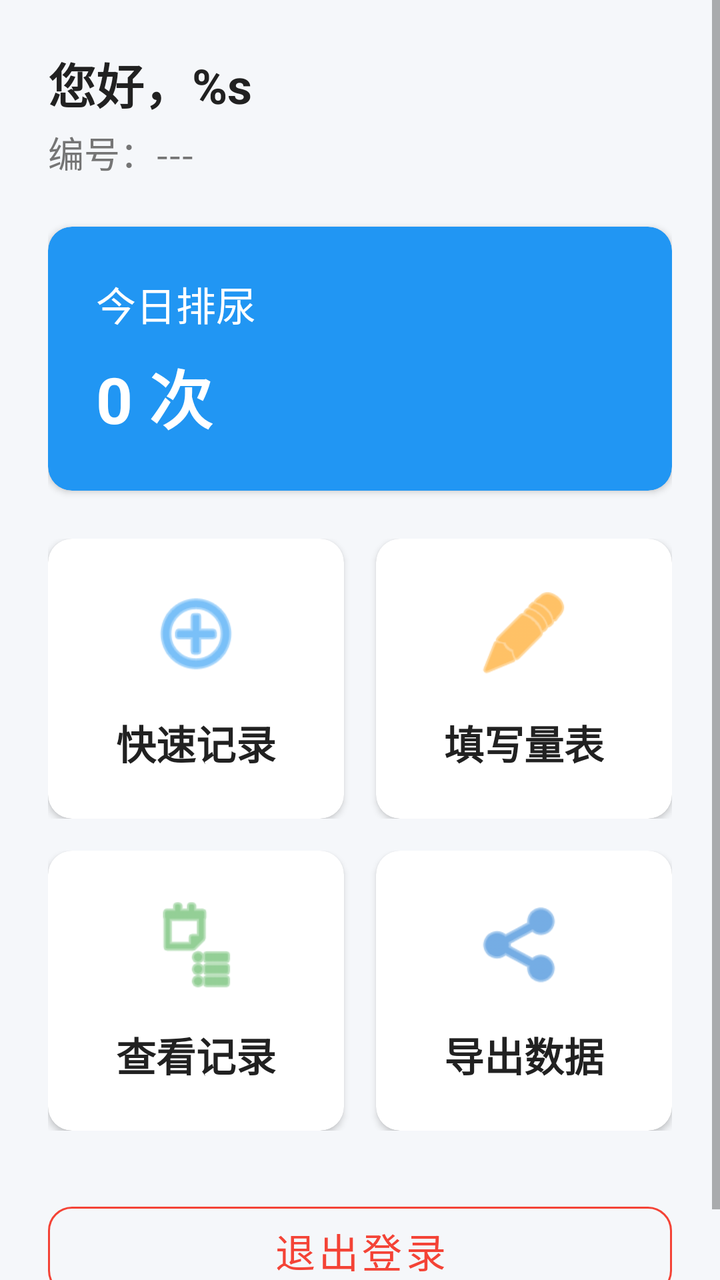
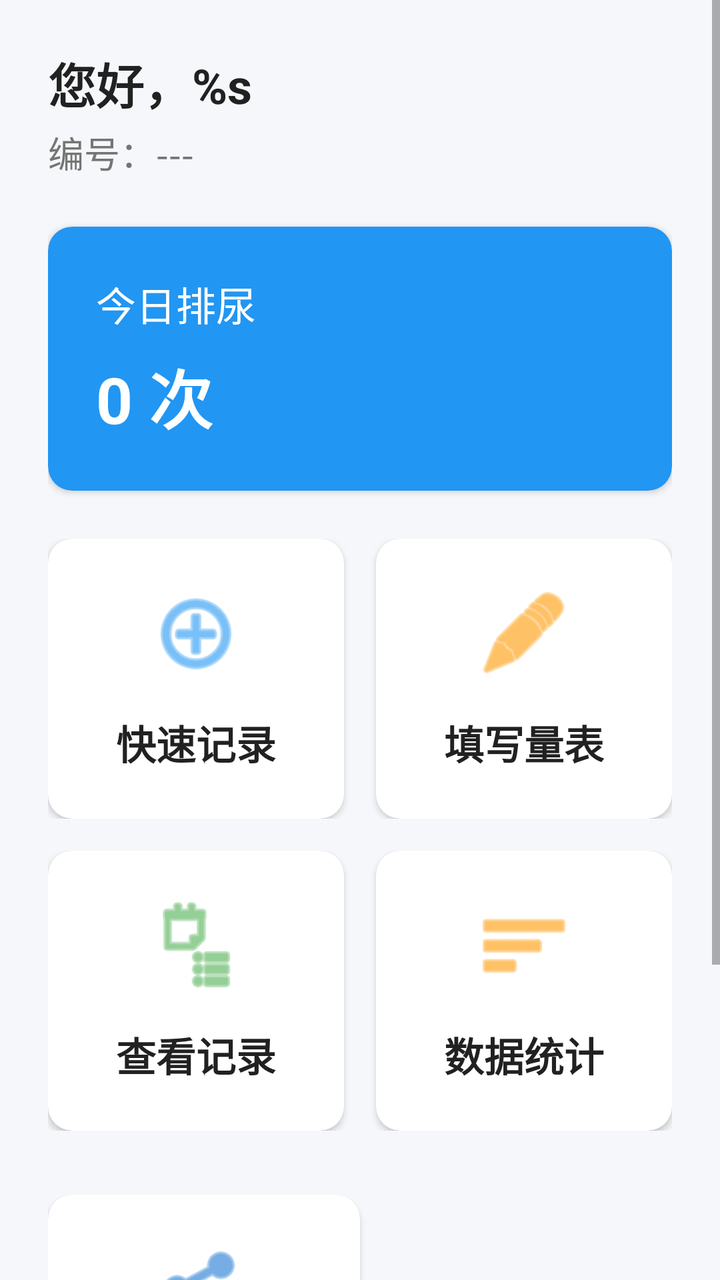

Compare the two renders of this Android layout. The source of the first and the diff that turns it into the second are given below.
<!-- AndroidManifest.xml: application theme Theme.ProstateRehab -->
<!-- res/layout/activity_main.xml -->
<?xml version="1.0" encoding="utf-8"?>
<ScrollView xmlns:android="http://schemas.android.com/apk/res/android"
    xmlns:app="http://schemas.android.com/apk/res-auto"
    android:layout_width="match_parent"
    android:layout_height="match_parent"
    android:background="@color/background">

    <LinearLayout
        android:layout_width="match_parent"
        android:layout_height="wrap_content"
        android:orientation="vertical"
        android:padding="@dimen/spacing_large">

        
        <LinearLayout
            android:layout_width="match_parent"
            android:layout_height="wrap_content"
            android:orientation="horizontal"
            android:gravity="center_vertical"
            android:layout_marginBottom="@dimen/spacing_large">

            <LinearLayout
                android:layout_width="0dp"
                android:layout_height="wrap_content"
                android:layout_weight="1"
                android:orientation="vertical">

                <TextView
                    android:id="@+id/tv_welcome"
                    android:layout_width="wrap_content"
                    android:layout_height="wrap_content"
                    android:text="@string/welcome"
                    android:textSize="@dimen/text_size_xlarge"
                    android:textColor="@color/text_primary"
                    android:textStyle="bold" />

                <TextView
                    android:id="@+id/tv_patient_number"
                    android:layout_width="wrap_content"
                    android:layout_height="wrap_content"
                    android:text="编号：---"
                    android:textSize="@dimen/text_size_normal"
                    android:textColor="@color/text_secondary"
                    android:layout_marginTop="@dimen/spacing_xsmall" />
            </LinearLayout>
        </LinearLayout>

        
        <androidx.cardview.widget.CardView
            style="@style/AppCard"
            android:layout_width="match_parent"
            android:layout_height="wrap_content"
            android:layout_marginBottom="@dimen/spacing_large"
            app:cardBackgroundColor="@color/primary">

            <LinearLayout
                android:layout_width="match_parent"
                android:layout_height="wrap_content"
                android:orientation="vertical"
                android:padding="@dimen/spacing_large">

                <TextView
                    android:layout_width="wrap_content"
                    android:layout_height="wrap_content"
                    android:text="@string/today_record"
                    android:textSize="@dimen/text_size_large"
                    android:textColor="@color/text_white" />

                <TextView
                    android:id="@+id/tv_today_count"
                    android:layout_width="wrap_content"
                    android:layout_height="wrap_content"
                    android:text="0 次"
                    android:textSize="@dimen/text_size_title"
                    android:textColor="@color/text_white"
                    android:textStyle="bold"
                    android:layout_marginTop="@dimen/spacing_small" />
            </LinearLayout>
        </androidx.cardview.widget.CardView>

        
        <LinearLayout
            android:layout_width="match_parent"
            android:layout_height="wrap_content"
            android:orientation="horizontal"
            android:layout_marginBottom="@dimen/spacing_normal">

            
            <androidx.cardview.widget.CardView
                android:id="@+id/card_quick_record"
                style="@style/AppCard"
                android:layout_width="0dp"
                android:layout_height="140dp"
                android:layout_weight="1"
                android:layout_marginEnd="@dimen/spacing_normal"
                android:clickable="true"
                android:focusable="true"
                android:foreground="?android:attr/selectableItemBackground">

                <LinearLayout
                    android:layout_width="match_parent"
                    android:layout_height="match_parent"
                    android:orientation="vertical"
                    android:gravity="center"
                    android:padding="@dimen/spacing_normal">

                    <ImageView
                        android:layout_width="@dimen/icon_size_xlarge"
                        android:layout_height="@dimen/icon_size_xlarge"
                        android:src="@android:drawable/ic_menu_add"
                        app:tint="@color/primary"
                        android:contentDescription="记录" />

                    <TextView
                        android:layout_width="wrap_content"
                        android:layout_height="wrap_content"
                        android:text="@string/quick_record"
                        android:textSize="@dimen/text_size_large"
                        android:textColor="@color/text_primary"
                        android:textStyle="bold"
                        android:layout_marginTop="@dimen/spacing_normal" />
                </LinearLayout>
            </androidx.cardview.widget.CardView>

            
            <androidx.cardview.widget.CardView
                android:id="@+id/card_survey"
                style="@style/AppCard"
                android:layout_width="0dp"
                android:layout_height="140dp"
                android:layout_weight="1"
                android:clickable="true"
                android:focusable="true"
                android:foreground="?android:attr/selectableItemBackground">

                <LinearLayout
                    android:layout_width="match_parent"
                    android:layout_height="match_parent"
                    android:orientation="vertical"
                    android:gravity="center"
                    android:padding="@dimen/spacing_normal">

                    <ImageView
                        android:layout_width="@dimen/icon_size_xlarge"
                        android:layout_height="@dimen/icon_size_xlarge"
                        android:src="@android:drawable/ic_menu_edit"
                        app:tint="@color/accent"
                        android:contentDescription="量表" />

                    <TextView
                        android:layout_width="wrap_content"
                        android:layout_height="wrap_content"
                        android:text="@string/fill_survey"
                        android:textSize="@dimen/text_size_large"
                        android:textColor="@color/text_primary"
                        android:textStyle="bold"
                        android:layout_marginTop="@dimen/spacing_normal" />
                </LinearLayout>
            </androidx.cardview.widget.CardView>
        </LinearLayout>

        <LinearLayout
            android:layout_width="match_parent"
            android:layout_height="wrap_content"
            android:orientation="horizontal"
            android:layout_marginBottom="@dimen/spacing_xlarge">

            
            <androidx.cardview.widget.CardView
                android:id="@+id/card_history"
                style="@style/AppCard"
                android:layout_width="0dp"
                android:layout_height="140dp"
                android:layout_weight="1"
                android:layout_marginEnd="@dimen/spacing_normal"
                android:clickable="true"
                android:focusable="true"
                android:foreground="?android:attr/selectableItemBackground">

                <LinearLayout
                    android:layout_width="match_parent"
                    android:layout_height="match_parent"
                    android:orientation="vertical"
                    android:gravity="center"
                    android:padding="@dimen/spacing_normal">

                    <ImageView
                        android:layout_width="@dimen/icon_size_xlarge"
                        android:layout_height="@dimen/icon_size_xlarge"
                        android:src="@android:drawable/ic_menu_agenda"
                        app:tint="@color/success"
                        android:contentDescription="历史" />

                    <TextView
                        android:layout_width="wrap_content"
                        android:layout_height="wrap_content"
                        android:text="@string/view_history"
                        android:textSize="@dimen/text_size_large"
                        android:textColor="@color/text_primary"
                        android:textStyle="bold"
                        android:layout_marginTop="@dimen/spacing_normal" />
                </LinearLayout>
            </androidx.cardview.widget.CardView>

            
            <androidx.cardview.widget.CardView
                android:id="@+id/card_export"
                style="@style/AppCard"
                android:layout_width="0dp"
                android:layout_height="140dp"
                android:layout_weight="1"
                android:clickable="true"
                android:focusable="true"
                android:foreground="?android:attr/selectableItemBackground">

                <LinearLayout
                    android:layout_width="match_parent"
                    android:layout_height="match_parent"
                    android:orientation="vertical"
                    android:gravity="center"
                    android:padding="@dimen/spacing_normal">

                    <ImageView
                        android:layout_width="@dimen/icon_size_xlarge"
                        android:layout_height="@dimen/icon_size_xlarge"
                        android:src="@android:drawable/ic_menu_share"
                        app:tint="@color/primary_dark"
                        android:contentDescription="导出" />

                    <TextView
                        android:layout_width="wrap_content"
                        android:layout_height="wrap_content"
                        android:text="@string/export_data"
                        android:textSize="@dimen/text_size_large"
                        android:textColor="@color/text_primary"
                        android:textStyle="bold"
                        android:layout_marginTop="@dimen/spacing_normal" />
                </LinearLayout>
            </androidx.cardview.widget.CardView>
        </LinearLayout>

        
        <com.google.android.material.button.MaterialButton
            android:id="@+id/btn_logout"
            style="@style/AppButton.Outlined"
            android:layout_width="match_parent"
            android:layout_height="wrap_content"
            android:text="@string/logout"
            android:textColor="@color/error"
            app:strokeColor="@color/error" />
    </LinearLayout>
</ScrollView>
<!-- resources referenced by this layout -->
<resources>
  <color name="accent">#FF9800</color>
  <color name="background">#F5F7FA</color>
  <color name="error">#F44336</color>
  <color name="primary">#2196F3</color>
  <color name="primary_dark">#1976D2</color>
  <color name="success">#4CAF50</color>
  <color name="text_primary">#212121</color>
  <color name="text_secondary">#757575</color>
  <color name="text_white">#FFFFFF</color>
  <dimen name="icon_size_xlarge">48dp</dimen>
  <dimen name="spacing_large">24dp</dimen>
  <dimen name="spacing_normal">16dp</dimen>
  <dimen name="spacing_small">8dp</dimen>
  <dimen name="spacing_xlarge">32dp</dimen>
  <dimen name="spacing_xsmall">4dp</dimen>
  <dimen name="text_size_large">20sp</dimen>
  <dimen name="text_size_normal">18sp</dimen>
  <dimen name="text_size_title">32sp</dimen>
  <dimen name="text_size_xlarge">24sp</dimen>
  <string name="export_data">导出数据</string>
  <string name="fill_survey">填写量表</string>
  <string name="logout">退出登录</string>
  <string name="quick_record">快速记录</string>
  <string name="today_record">今日排尿</string>
  <string name="view_history">查看记录</string>
  <string name="welcome">您好，%s</string>
  <style name="AppButton.Outlined" parent="Widget.MaterialComponents.Button.OutlinedButton">
          <item name="android:textSize">20sp</item>
          <item name="android:minHeight">56dp</item>
          <item name="cornerRadius">12dp</item>
      </style>
  <style name="AppCard" parent="Widget.MaterialComponents.CardView">
          <item name="cardCornerRadius">12dp</item>
          <item name="cardElevation">2dp</item>
          <item name="cardBackgroundColor">@color/white</item>
      </style>
  <style name="Theme.ProstateRehab" parent="Theme.MaterialComponents.Light.NoActionBar">
          <item name="colorPrimary">@color/primary</item>
          <item name="colorPrimaryDark">@color/primary_dark</item>
          <item name="colorAccent">@color/accent</item>
          <item name="android:windowBackground">@color/background</item>
          <item name="android:textColor">@color/text_primary</item>
          <item name="android:textSize">18sp</item>
          <item name="buttonStyle">@style/AppButton</item>
          <item name="materialButtonStyle">@style/AppMaterialButton</item>
      </style>
  <color name="white">#FFFFFF</color>
  <style name="AppButton" parent="Widget.AppCompat.Button">
          <item name="android:textSize">20sp</item>
          <item name="android:minHeight">56dp</item>
          <item name="android:paddingLeft">24dp</item>
          <item name="android:paddingRight">24dp</item>
      </style>
  <style name="AppMaterialButton" parent="Widget.MaterialComponents.Button">
          <item name="android:textSize">20sp</item>
          <item name="android:minHeight">56dp</item>
          <item name="cornerRadius">12dp</item>
      </style>
</resources>

<!-- the commit's change to res/layout/activity_main.xml (unified diff, before → after) -->
@@ -204,6 +204,49 @@
 
             
             <androidx.cardview.widget.CardView
+                android:id="@+id/card_chart"
+                style="@style/AppCard"
+                android:layout_width="0dp"
+                android:layout_height="140dp"
+                android:layout_weight="1"
+                android:clickable="true"
+                android:focusable="true"
+                android:foreground="?android:attr/selectableItemBackground">
+
+                <LinearLayout
+                    android:layout_width="match_parent"
+                    android:layout_height="match_parent"
+                    android:orientation="vertical"
+                    android:gravity="center"
+                    android:padding="@dimen/spacing_normal">
+
+                    <ImageView
+                        android:layout_width="@dimen/icon_size_xlarge"
+                        android:layout_height="@dimen/icon_size_xlarge"
+                        android:src="@android:drawable/ic_menu_sort_by_size"
+                        app:tint="@color/accent"
+                        android:contentDescription="统计" />
+
+                    <TextView
+                        android:layout_width="wrap_content"
+                        android:layout_height="wrap_content"
+                        android:text="@string/chart_title"
+                        android:textSize="@dimen/text_size_large"
+                        android:textColor="@color/text_primary"
+                        android:textStyle="bold"
+                        android:layout_marginTop="@dimen/spacing_normal" />
+                </LinearLayout>
+            </androidx.cardview.widget.CardView>
+        </LinearLayout>
+
+        <LinearLayout
+            android:layout_width="match_parent"
+            android:layout_height="wrap_content"
+            android:orientation="horizontal"
+            android:layout_marginBottom="@dimen/spacing_xlarge">
+
+            
+            <androidx.cardview.widget.CardView
                 android:id="@+id/card_export"
                 style="@style/AppCard"
                 android:layout_width="0dp"
@@ -237,6 +280,11 @@
                         android:layout_marginTop="@dimen/spacing_normal" />
                 </LinearLayout>
             </androidx.cardview.widget.CardView>
+
+            <View
+                android:layout_width="0dp"
+                android:layout_height="140dp"
+                android:layout_weight="1" />
         </LinearLayout>
 
         
<!-- resource entries referenced after the edit -->
@@ -19,6 +19,7 @@
   <dimen name="text_size_normal">18sp</dimen>
   <dimen name="text_size_title">32sp</dimen>
   <dimen name="text_size_xlarge">24sp</dimen>
+  <string name="chart_title">数据统计</string>
   <string name="export_data">导出数据</string>
   <string name="fill_survey">填写量表</string>
   <string name="logout">退出登录</string>
